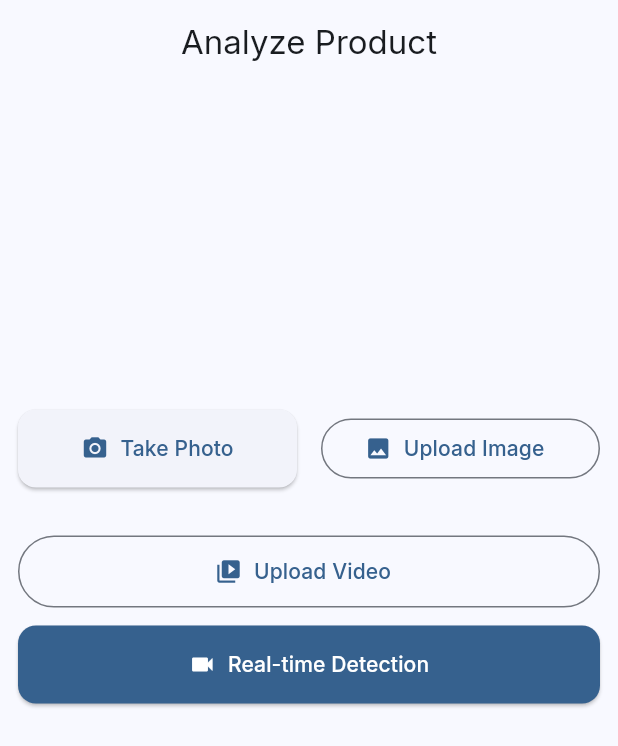
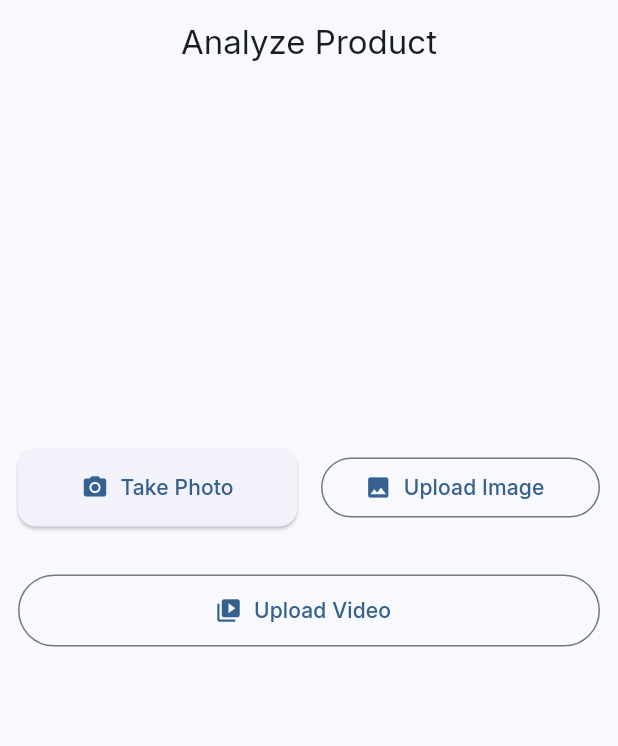
Before and after one commit to Marouan-git/color_detection, a Flutter app: the AnalysisScreen screen opened by its route, on a phone screen of 412 x 824 dp. Shown: the top 746 px of the screen. Run offline on Flutter 3.47's test engine with Material 3 defaults, Android fonts, the phone set to English and light mode, and no system bars; our stand-ins replace camera, device_info_plus, flutter_riverpod, go_router, google_fonts, image_picker and 5 more; missing offline and left inert: flutter_file_dialog, google_mlkit_barcode_scanning, opencv_dart, video_thumbnail.

Commit message:
Hide realtime button

```diff
--- a/lib/features/detection/presentation/analysis_screen.dart
+++ b/lib/features/detection/presentation/analysis_screen.dart
@@ -7,7 +7,7 @@ import 'package:color_detection_app/features/detection/presentation/widgets/dete
 import 'package:color_detection_app/features/product_management/data/product_repository.dart';
 
 import 'package:color_detection_app/features/detection/presentation/camera_capture_screen.dart';
-import 'package:color_detection_app/features/detection/presentation/realtime_detection_screen.dart';
+// import 'package:color_detection_app/features/detection/presentation/realtime_detection_screen.dart';
 import 'package:color_detection_app/features/detection/presentation/video_analysis_screen.dart';
 import 'package:flutter/material.dart';
 import 'package:flutter_riverpod/flutter_riverpod.dart';
@@ -254,22 +254,22 @@ class _AnalysisScreenState extends ConsumerState<AnalysisScreen> {
             const SizedBox(height: 12),
 
             // Real-time Detection Button
-            ElevatedButton.icon(
-              onPressed: () {
-                Navigator.of(context).push(
-                  MaterialPageRoute(
-                    builder: (context) => const RealtimeDetectionScreen(),
-                  ),
-                );
-              },
-              icon: const Icon(Icons.videocam),
-              label: const Text('Real-time Detection'),
-              style: ElevatedButton.styleFrom(
-                minimumSize: const Size(double.infinity, 48),
-                backgroundColor: Theme.of(context).colorScheme.primary,
-                foregroundColor: Theme.of(context).colorScheme.onPrimary,
-              ),
-            ),
+            // ElevatedButton.icon(
+            //   onPressed: () {
+            //     Navigator.of(context).push(
+            //       MaterialPageRoute(
+            //         builder: (context) => const RealtimeDetectionScreen(),
+            //       ),
+            //     );
+            //   },
+            //   icon: const Icon(Icons.videocam),
+            //   label: const Text('Real-time Detection'),
+            //   style: ElevatedButton.styleFrom(
+            //     minimumSize: const Size(double.infinity, 48),
+            //     backgroundColor: Theme.of(context).colorScheme.primary,
+            //     foregroundColor: Theme.of(context).colorScheme.onPrimary,
+            //   ),
+            // ),
           ],
         ),
       ),
```
